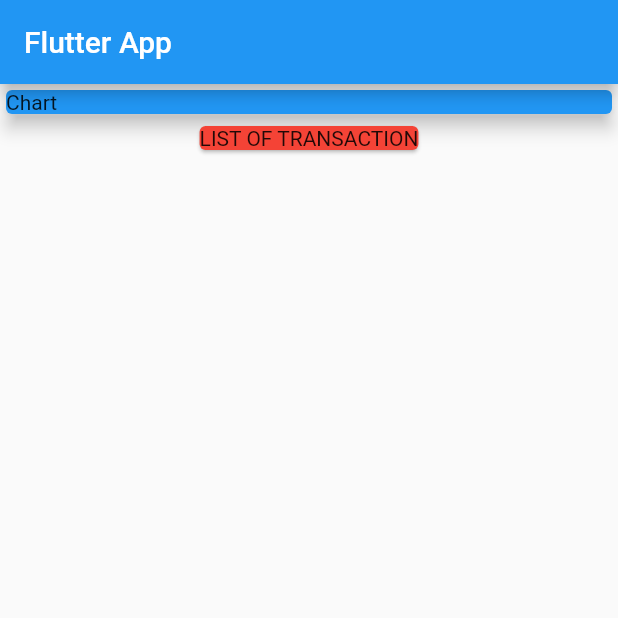
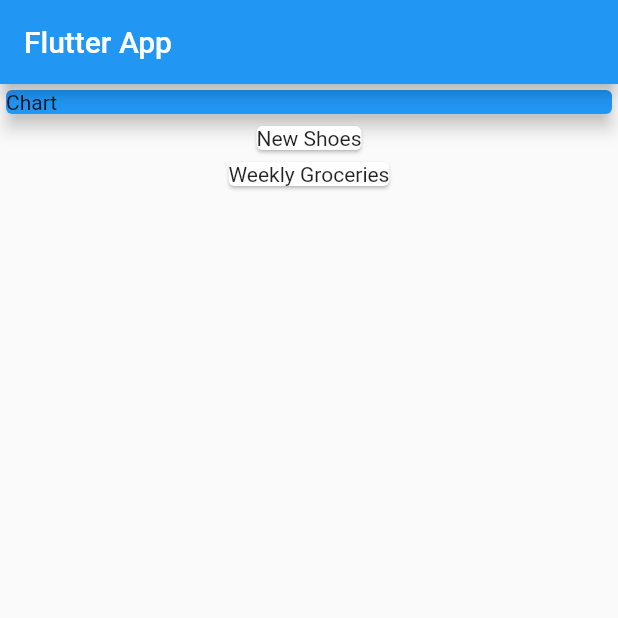
Before and after one commit to SushantAryal564/Expense-Tracker-App, a Flutter app: the screen it shows after launch, on a phone screen of 412 x 824 dp, the top half of it. Run offline on Flutter 3.47's test engine with Material 2 defaults, Android fonts, the phone set to English and light mode, and no system bars.

Commit message:
Added transaction data to the app statically

```diff
--- a/lib/main.dart
+++ b/lib/main.dart
@@ -1,4 +1,5 @@
 import 'package:flutter/material.dart';
+import "./transaction.dart";
 
 void main() => runApp(MyApp());
 
@@ -13,6 +14,15 @@ class MyApp extends StatelessWidget {
 }
 
 class MyHomePage extends StatelessWidget {
+  final List<Transaction> transaction = [
+    Transaction(
+        id: 't1', title: 'New Shoes', amount: 69.99, date: DateTime.now()),
+    Transaction(
+        id: 't2',
+        title: 'Weekly Groceries',
+        amount: 16.53,
+        date: DateTime.now())
+  ];
   @override
   Widget build(BuildContext context) {
     return Scaffold(
@@ -31,7 +41,11 @@ class MyHomePage extends StatelessWidget {
                 elevation: 5,
               ),
             ),
-            Card(color: Colors.red, child: Text("LIST OF TRANSACTION"))
+            Column(
+              children: transaction.map((tx) {
+                return Card(child: Text(tx.title));
+              }).toList(),
+            )
           ],
         ));
   }
--- /dev/null
+++ b/lib/transaction.dart
@@ -0,0 +1,15 @@
+import 'package:flutter/foundation.dart';
+
+class Transaction {
+  final String id;
+  final String title;
+  final double amount;
+  final DateTime date;
+
+  Transaction({
+    @required this.id,
+    @required this.title,
+    @required this.amount,
+    @required this.date,
+  });
+}
```
